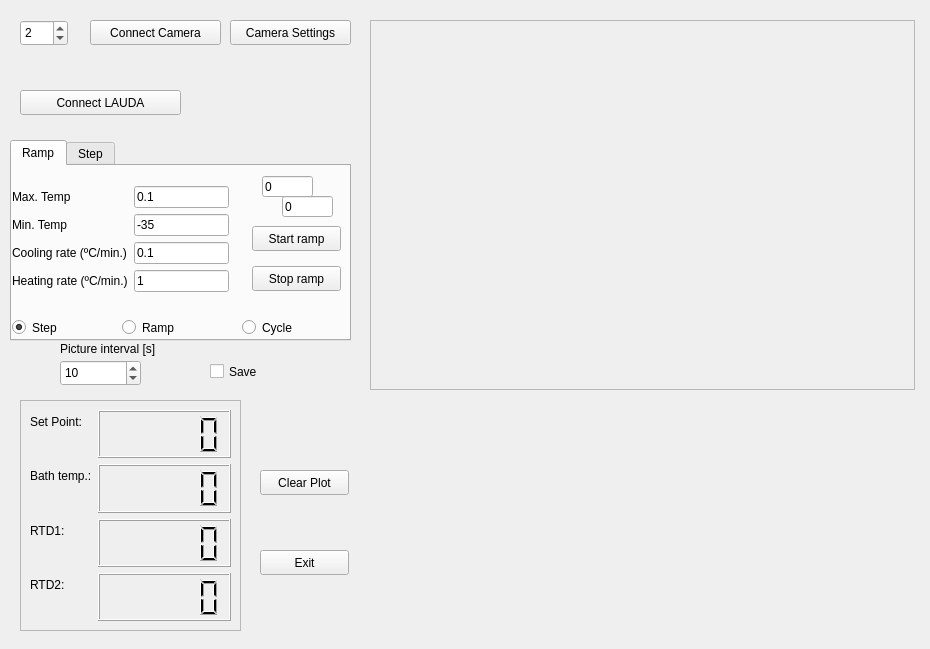
Above: src/gui/experiment.ui from gfogwill/FrESH before the change. Below: the same form after it.
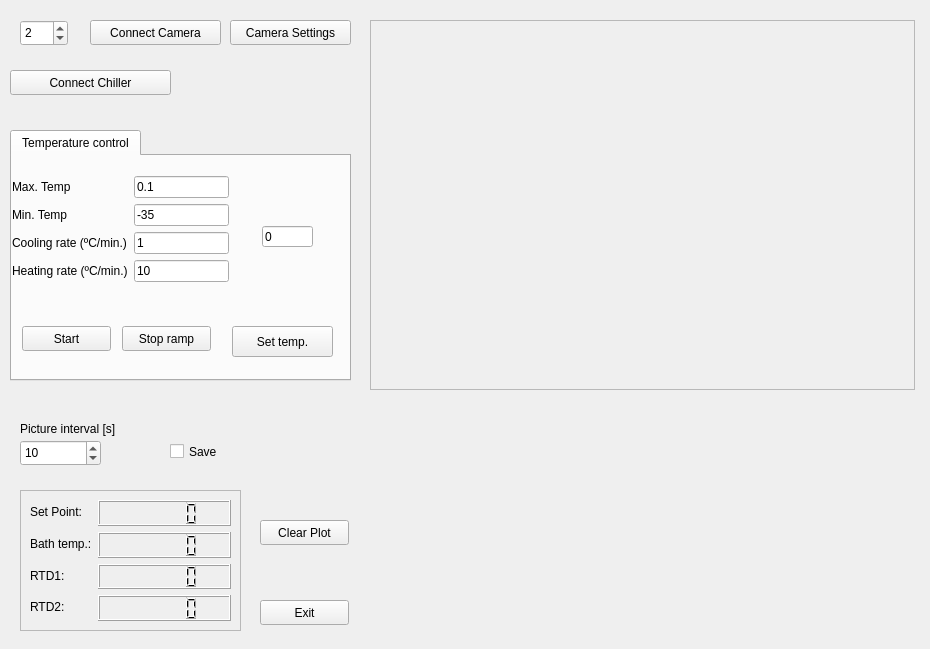
That is the form after the change. Custom widgets are drawn as their Qt base class.

Commit message: chore: add temperature scan options

Patch:
```diff
--- a/src/gui/experiment.ui
+++ b/src/gui/experiment.ui
@@ -47,7 +47,7 @@
     <property name="geometry">
      <rect>
       <x>260</x>
-      <y>550</y>
+      <y>600</y>
       <width>89</width>
       <height>25</height>
      </rect>
@@ -60,7 +60,7 @@
     <property name="geometry">
      <rect>
       <x>260</x>
-      <y>470</y>
+      <y>520</y>
       <width>89</width>
       <height>25</height>
      </rect>
@@ -114,14 +114,14 @@
    <widget class="QPushButton" name="connectLAUDAButton">
     <property name="geometry">
      <rect>
-      <x>20</x>
-      <y>90</y>
+      <x>10</x>
+      <y>70</y>
       <width>161</width>
       <height>25</height>
      </rect>
     </property>
     <property name="text">
-     <string>Connect LAUDA</string>
+     <string>Connect Chiller</string>
     </property>
    </widget>
    <widget class="QSpinBox" name="cameraID">
@@ -140,8 +140,8 @@
    <widget class="QCheckBox" name="saveCheckBox">
     <property name="geometry">
      <rect>
-      <x>210</x>
-      <y>360</y>
+      <x>170</x>
+      <y>440</y>
       <width>61</width>
       <height>23</height>
      </rect>
@@ -153,8 +153,8 @@
    <widget class="QLabel" name="label_2">
     <property name="geometry">
      <rect>
-      <x>60</x>
-      <y>340</y>
+      <x>20</x>
+      <y>420</y>
       <width>161</width>
       <height>17</height>
      </rect>
@@ -166,8 +166,8 @@
    <widget class="QSpinBox" name="pictureIntervalSpinBox">
     <property name="geometry">
      <rect>
-      <x>60</x>
-      <y>360</y>
+      <x>20</x>
+      <y>440</y>
       <width>81</width>
       <height>26</height>
      </rect>
@@ -186,9 +186,9 @@
     <property name="geometry">
      <rect>
       <x>20</x>
-      <y>400</y>
+      <y>490</y>
       <width>221</width>
-      <height>231</height>
+      <height>141</height>
      </rect>
     </property>
     <property name="frameShape">
@@ -203,7 +203,7 @@
        <x>10</x>
        <y>10</y>
        <width>201</width>
-       <height>211</height>
+       <height>121</height>
       </rect>
      </property>
      <layout class="QFormLayout" name="formLayout">
@@ -301,9 +301,9 @@
     <property name="geometry">
      <rect>
       <x>10</x>
-      <y>140</y>
+      <y>130</y>
       <width>341</width>
-      <height>201</height>
+      <height>251</height>
      </rect>
     </property>
     <property name="currentIndex">
@@ -311,13 +311,13 @@
     </property>
     <widget class="QWidget" name="tab_2">
      <attribute name="title">
-      <string>Ramp</string>
+      <string>Temperature control</string>
      </attribute>
      <widget class="QPushButton" name="stopScanButton">
       <property name="geometry">
        <rect>
-        <x>240</x>
-        <y>100</y>
+        <x>110</x>
+        <y>170</y>
         <width>89</width>
         <height>25</height>
        </rect>
@@ -329,14 +329,14 @@
      <widget class="QPushButton" name="startScanButton">
       <property name="geometry">
        <rect>
-        <x>240</x>
-        <y>60</y>
+        <x>10</x>
+        <y>170</y>
         <width>89</width>
         <height>25</height>
        </rect>
       </property>
       <property name="text">
-       <string>Start ramp</string>
+       <string>Start</string>
       </property>
      </widget>
      <widget class="QWidget" name="formLayoutWidget_2">
@@ -387,7 +387,7 @@
        <item row="2" column="1">
         <widget class="QLineEdit" name="coolingRate">
          <property name="text">
-          <string>0.1</string>
+          <string>1</string>
          </property>
         </widget>
        </item>
@@ -401,7 +401,7 @@
        <item row="3" column="1">
         <widget class="QLineEdit" name="heatingRate">
          <property name="text">
-          <string>1</string>
+          <string>10</string>
          </property>
         </widget>
        </item>
@@ -411,7 +411,7 @@
       <property name="geometry">
        <rect>
         <x>250</x>
-        <y>10</y>
+        <y>70</y>
         <width>51</width>
         <height>21</height>
        </rect>
@@ -420,71 +420,11 @@
        <string>0</string>
       </property>
      </widget>
-     <widget class="QLineEdit" name="numCycles">
-      <property name="geometry">
-       <rect>
-        <x>270</x>
-        <y>30</y>
-        <width>51</width>
-        <height>21</height>
-       </rect>
-      </property>
-      <property name="text">
-       <string>0</string>
-      </property>
-     </widget>
-     <widget class="QRadioButton" name="radioStep">
-      <property name="geometry">
-       <rect>
-        <x>0</x>
-        <y>150</y>
-        <width>112</width>
-        <height>23</height>
-       </rect>
-      </property>
-      <property name="text">
-       <string>Step</string>
-      </property>
-      <property name="checked">
-       <bool>true</bool>
-      </property>
-     </widget>
-     <widget class="QRadioButton" name="radioGoToTemp">
-      <property name="geometry">
-       <rect>
-        <x>110</x>
-        <y>150</y>
-        <width>112</width>
-        <height>23</height>
-       </rect>
-      </property>
-      <property name="text">
-       <string>Ramp</string>
-      </property>
-     </widget>
-     <widget class="QRadioButton" name="radioMultipleCycles">
-      <property name="geometry">
-       <rect>
-        <x>230</x>
-        <y>150</y>
-        <width>112</width>
-        <height>23</height>
-       </rect>
-      </property>
-      <property name="text">
-       <string>Cycle</string>
-      </property>
-     </widget>
-    </widget>
-    <widget class="QWidget" name="tab">
-     <attribute name="title">
-      <string>Step</string>
-     </attribute>
      <widget class="QPushButton" name="setTempButton">
       <property name="geometry">
        <rect>
-        <x>70</x>
-        <y>60</y>
+        <x>220</x>
+        <y>170</y>
         <width>101</width>
         <height>31</height>
        </rect>
```
The commit also changes 2 other files.
